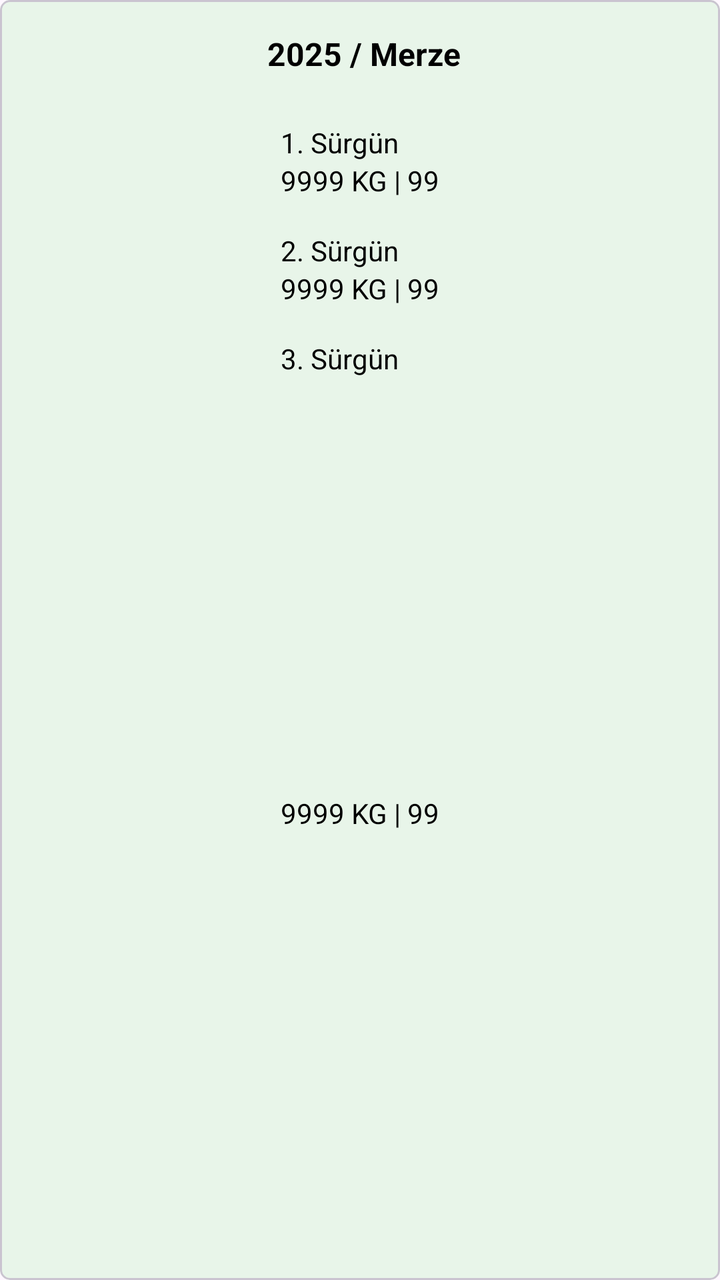
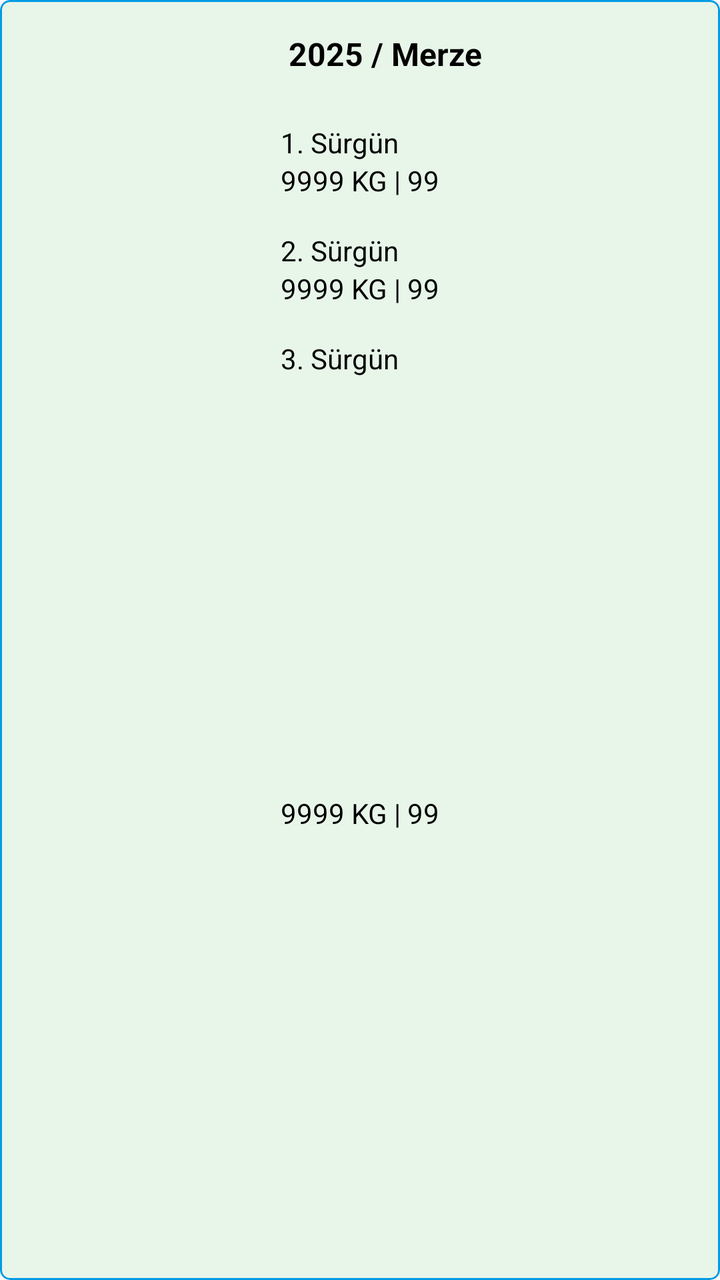

Two renders of the same Android screen: before a commit and after it. Below are the layout's source before the change and the commit's diff.
<!-- AndroidManifest.xml: application theme Theme.DesignExample -->
<!-- res/layout/recycler_view_card.xml -->
<?xml version="1.0" encoding="utf-8"?>
<com.google.android.material.card.MaterialCardView xmlns:android="http://schemas.android.com/apk/res/android"
    xmlns:app="http://schemas.android.com/apk/res-auto"
    xmlns:tools="http://schemas.android.com/tools"
    android:id="@+id/BahceRecyclerViewCardView"
    android:layout_width="match_parent"
    android:layout_height="wrap_content"
    android:layout_margin="10dp"
    android:elevation="6dp"
    app:cardCornerRadius="5dp">

    <androidx.constraintlayout.widget.ConstraintLayout
        android:id="@+id/BahceConstraitLayout"
        android:layout_width="match_parent"
        android:layout_height="match_parent"
        android:background="#E8F5E9">

        <TextView
            android:id="@+id/RecyclerViewBaslik"
            android:layout_width="wrap_content"
            android:layout_height="wrap_content"
            android:layout_marginTop="16dp"
            android:textSize="16sp"
            android:text=" 2025 / Merze"
            android:textColor="@color/black"
            android:textStyle="bold"
            app:layout_constraintEnd_toEndOf="parent"
            app:layout_constraintHorizontal_bias="0.5"
            app:layout_constraintStart_toStartOf="parent"
            app:layout_constraintTop_toTopOf="parent" />

        <TextView
            android:id="@+id/Surgun1"
            android:layout_width="wrap_content"
            android:layout_height="wrap_content"
            android:layout_marginTop="24dp"
            android:textSize="14sp"
            android:text="1. Sürgün"
            android:textColor="@color/black"
            app:layout_constraintStart_toStartOf="@+id/Surgun1Rapor"
            app:layout_constraintTop_toBottomOf="@+id/RecyclerViewBaslik" />

        <TextView
            android:id="@+id/Surgun1Rapor"
            android:layout_width="wrap_content"
            android:layout_height="wrap_content"
            android:text="9999 KG | 99"
            android:textSize="14sp"
            android:textColor="@color/black"
            app:layout_constraintEnd_toEndOf="parent"
            app:layout_constraintHorizontal_bias="0.5"
            app:layout_constraintStart_toStartOf="parent"
            app:layout_constraintTop_toBottomOf="@+id/Surgun1" />

        <TextView
            android:id="@+id/Surgun2"
            android:layout_width="wrap_content"
            android:layout_height="wrap_content"
            android:layout_marginTop="16dp"
            android:textSize="14sp"
            android:text="2. Sürgün"
            android:textColor="@color/black"
            app:layout_constraintStart_toStartOf="@+id/Surgun2Rapor"
            app:layout_constraintTop_toBottomOf="@+id/Surgun1Rapor" />

        <TextView
            android:id="@+id/Surgun2Rapor"
            android:layout_width="wrap_content"
            android:layout_height="wrap_content"
            android:text="9999 KG | 99"
            android:textColor="@color/black"
            app:layout_constraintEnd_toEndOf="parent"
            app:layout_constraintHorizontal_bias="0.5"
            app:layout_constraintStart_toStartOf="parent"
            app:layout_constraintTop_toBottomOf="@+id/Surgun2" />

        <TextView
            android:id="@+id/Surgun3"
            android:layout_width="wrap_content"
            android:layout_height="wrap_content"
            android:layout_marginTop="16dp"
            android:textSize="14sp"
            android:text="3. Sürgün"
            android:textColor="@color/black"
            app:layout_constraintStart_toStartOf="@+id/Surgun3Rapor"
            app:layout_constraintTop_toBottomOf="@+id/Surgun2Rapor" />

        <TextView
            android:id="@+id/Surgun3Rapor"
            android:layout_width="wrap_content"
            android:layout_height="wrap_content"
            android:layout_marginBottom="16dp"
            android:text="9999 KG | 99"
            android:textColor="@color/black"
            android:textSize="14sp"
            app:layout_constraintBottom_toBottomOf="parent"
            app:layout_constraintEnd_toEndOf="parent"
            app:layout_constraintHorizontal_bias="0.5"
            app:layout_constraintStart_toStartOf="parent"
            app:layout_constraintTop_toBottomOf="@+id/Surgun3" />


    </androidx.constraintlayout.widget.ConstraintLayout>


</com.google.android.material.card.MaterialCardView>
<!-- resources referenced by this layout -->
<resources>
  <color name="black">#FF000000</color>
  <style name="Theme.DesignExample" parent="Base.Theme.DesignExample" />
  <style name="Base.Theme.DesignExample" parent="Theme.Material3.DayNight.NoActionBar">
          
          
          <item name="android:statusBarColor">@color/black</item>
      </style>
</resources>

<!-- the commit's change to res/layout/recycler_view_card.xml (unified diff, before → after) -->
@@ -7,6 +7,7 @@
     android:layout_height="wrap_content"
     android:layout_margin="10dp"
     android:elevation="6dp"
+    app:strokeColor="@color/pieChart3"
     app:cardCornerRadius="5dp">
 
     <androidx.constraintlayout.widget.ConstraintLayout
@@ -20,13 +21,11 @@
             android:layout_width="wrap_content"
             android:layout_height="wrap_content"
             android:layout_marginTop="16dp"
-            android:textSize="16sp"
             android:text=" 2025 / Merze"
             android:textColor="@color/black"
+            android:textSize="16sp"
             android:textStyle="bold"
-            app:layout_constraintEnd_toEndOf="parent"
-            app:layout_constraintHorizontal_bias="0.5"
-            app:layout_constraintStart_toStartOf="parent"
+            app:layout_constraintStart_toStartOf="@+id/Surgun1"
             app:layout_constraintTop_toTopOf="parent" />
 
         <TextView
<!-- resource entries referenced after the edit -->
@@ -1,6 +1,7 @@
 <!-- resources referenced by this layout -->
 <resources>
   <color name="black">#FF000000</color>
+  <color name="pieChart3">#029BE5</color>
   <style name="Theme.DesignExample" parent="Base.Theme.DesignExample" />
   <style name="Base.Theme.DesignExample" parent="Theme.Material3.DayNight.NoActionBar">
           
